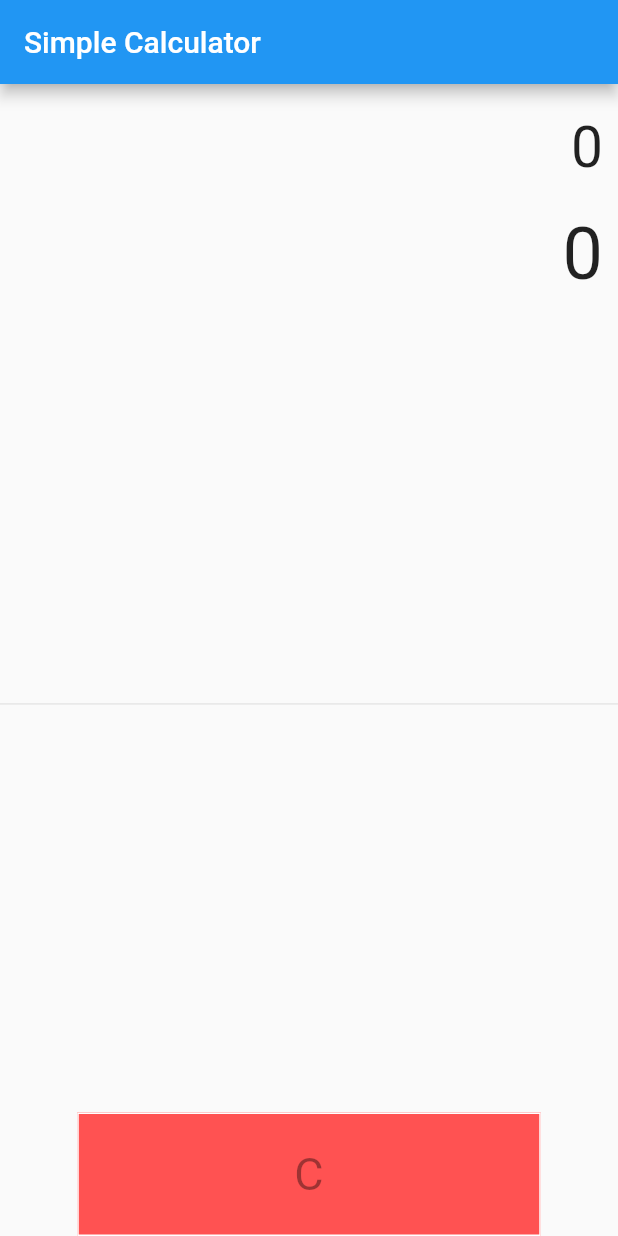
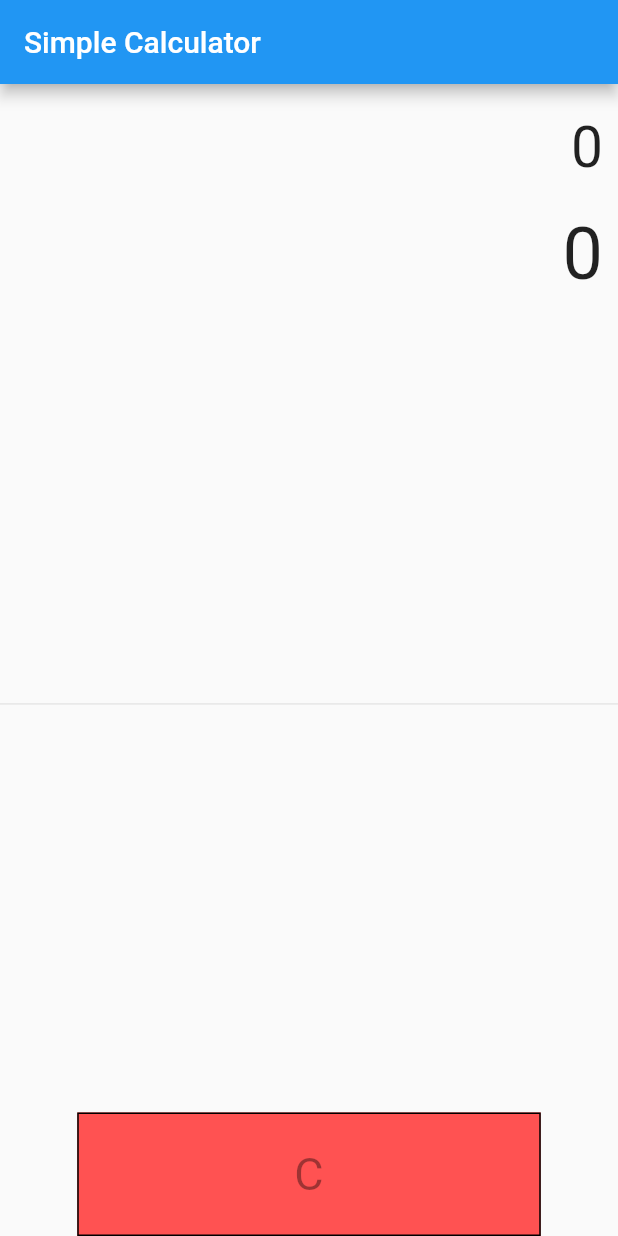
Before and after one commit to HansiGaya99/Calculator---Flutter, a Flutter app: the screen it shows after launch, on a phone screen of 412 x 824 dp. Run offline on Flutter 3.47's test engine with Material 2 defaults, Android fonts, the phone set to English and light mode, and no system bars.

Commit message:
Update 7

```diff
--- a/calculator/lib/main.dart
+++ b/calculator/lib/main.dart
@@ -72,9 +72,7 @@ class _SimpleCalculatorState extends State<SimpleCalculator> {
                             shape: RoundedRectangleBorder(
                               borderRadius: BorderRadius.circular(0.0),
                               side: BorderSide(
-                                  color: Colors.white,
-                                  width: 1,
-                                  style: BorderStyle.solid),
+                                  width: 1, style: BorderStyle.solid),
                             ),
                             padding: EdgeInsets.all(16.0),
                             onPressed: null,
```
